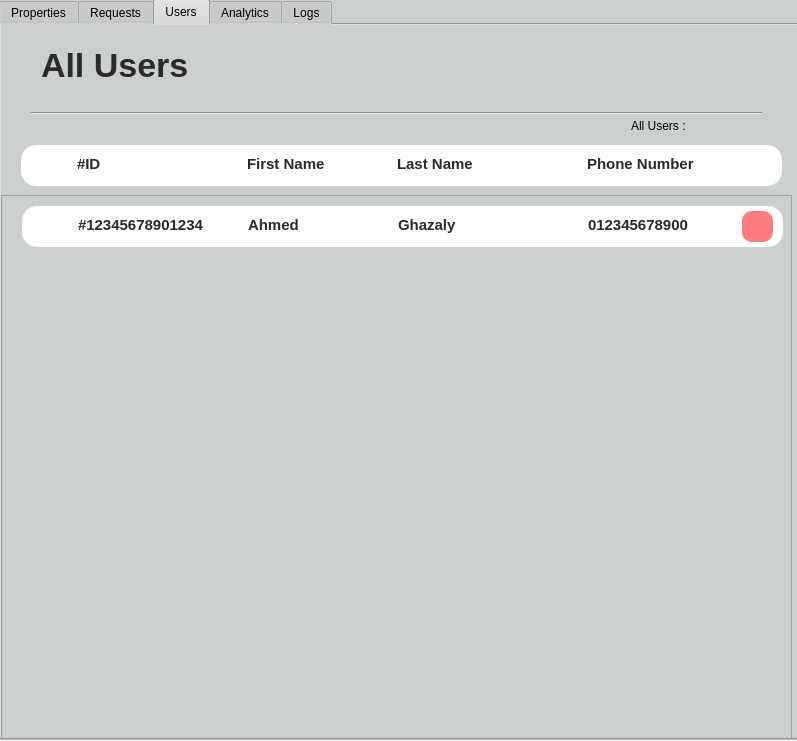
The window that Real-Estate-Portal/Dashboard.ui (RamyNasser4/Real-Estate-Portal) describes before a commit, drawn with Qt 5.
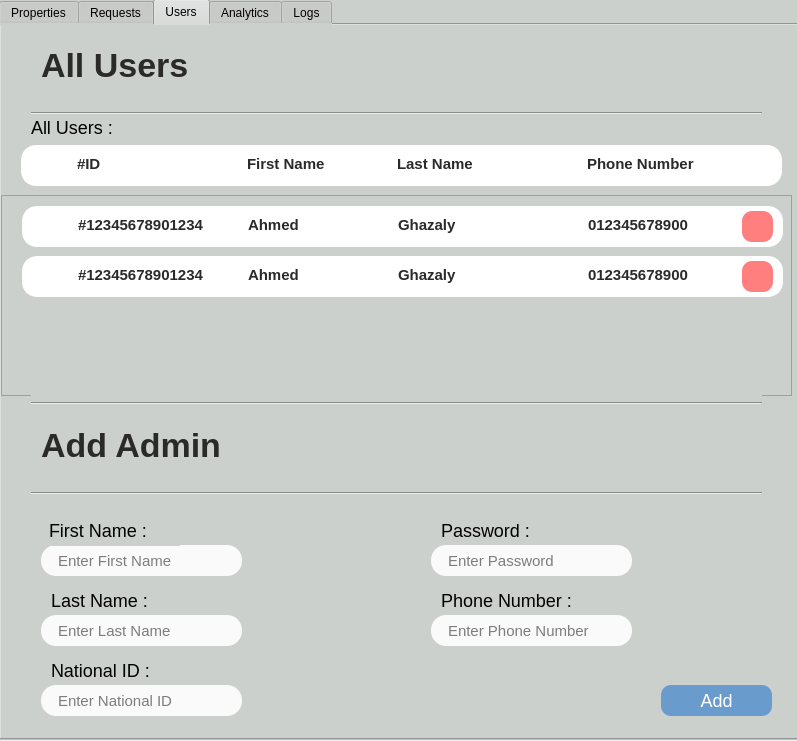
The same window after the commit. The open tabs and pages were chosen to show the change. Icons and pictures are not drawn.

Commit message: adding add user property in Dashboard.ui

```diff
--- a/Real-Estate-Portal/Dashboard.ui
+++ b/Real-Estate-Portal/Dashboard.ui
@@ -42,9 +42,24 @@
      <string notr="true">QWidget{
 color:black;
 }
-QFrame{
+QLabel{
+font-size:18px;
 
-}</string>
+
+}
+QLineEdit{
+		padding-left: 15px;
+		color:black;
+		background: #FAFAFA;
+		border: none;
+		border-radius:15px;
+		font-size:15px;
+		}
+
+
+
+
+</string>
     </property>
     <property name="currentIndex">
      <number>4</number>
@@ -996,7 +1011,7 @@
         <x>0</x>
         <y>170</y>
         <width>791</width>
-        <height>561</height>
+        <height>201</height>
        </rect>
       </property>
       <property name="widgetResizable">
@@ -1008,7 +1023,7 @@
          <x>0</x>
          <y>0</y>
          <width>789</width>
-         <height>559</height>
+         <height>199</height>
         </rect>
        </property>
        <widget class="QFrame" name="frame_4">
@@ -1143,6 +1158,138 @@
          </property>
         </widget>
        </widget>
+       <widget class="QFrame" name="frame_6">
+        <property name="geometry">
+         <rect>
+          <x>20</x>
+          <y>60</y>
+          <width>761</width>
+          <height>41</height>
+         </rect>
+        </property>
+        <property name="styleSheet">
+         <string notr="true">QFrame{
+  border-radius: 15px;
+  border: 2px solid white ;
+background-color:white;
+
+}
+QLabel
+{
+font-size:15px;
+font-weight:bold;
+color:#2B2A2A;
+}
+QPushButton{
+  border-radius: 10px;
+  background: #FF7F7F;
+color:white;
+
+
+
+}
+
+QPushButton:hover{
+background: #CCD0CD;
+color:Black;
+}
+
+</string>
+        </property>
+        <property name="frameShape">
+         <enum>QFrame::Shape::StyledPanel</enum>
+        </property>
+        <property name="frameShadow">
+         <enum>QFrame::Shadow::Raised</enum>
+        </property>
+        <widget class="QLabel" name="label_54">
+         <property name="geometry">
+          <rect>
+           <x>50</x>
+           <y>3</y>
+           <width>141</width>
+           <height>31</height>
+          </rect>
+         </property>
+         <property name="text">
+          <string>#12345678901234</string>
+         </property>
+        </widget>
+        <widget class="QLabel" name="label_55">
+         <property name="geometry">
+          <rect>
+           <x>220</x>
+           <y>3</y>
+           <width>141</width>
+           <height>31</height>
+          </rect>
+         </property>
+         <property name="text">
+          <string>Ahmed</string>
+         </property>
+        </widget>
+        <widget class="QLabel" name="label_56">
+         <property name="geometry">
+          <rect>
+           <x>370</x>
+           <y>3</y>
+           <width>171</width>
+           <height>31</height>
+          </rect>
+         </property>
+         <property name="text">
+          <string>Ghazaly</string>
+         </property>
+        </widget>
+        <widget class="QLabel" name="label_57">
+         <property name="geometry">
+          <rect>
+           <x>560</x>
+           <y>3</y>
+           <width>131</width>
+           <height>31</height>
+          </rect>
+         </property>
+         <property name="text">
+          <string>012345678900</string>
+         </property>
+        </widget>
+        <widget class="QPushButton" name="pushButton_5">
+         <property name="geometry">
+          <rect>
+           <x>720</x>
+           <y>5</y>
+           <width>31</width>
+           <height>31</height>
+          </rect>
+         </property>
+         <property name="text">
+          <string/>
+         </property>
+         <property name="icon">
+          <iconset theme="edit-delete"/>
+         </property>
+        </widget>
+        <widget class="QLabel" name="label_58">
+         <property name="geometry">
+          <rect>
+           <x>7</x>
+           <y>5</y>
+           <width>31</width>
+           <height>31</height>
+          </rect>
+         </property>
+         <property name="text">
+          <string/>
+         </property>
+         <property name="pixmap">
+          <pixmap>Assets/admin.png</pixmap>
+         </property>
+         <property name="scaledContents">
+          <bool>true</bool>
+         </property>
+        </widget>
+       </widget>
       </widget>
      </widget>
      <widget class="QFrame" name="frame_3">
@@ -1245,8 +1392,8 @@
      <widget class="QLabel" name="label_32">
       <property name="geometry">
        <rect>
-        <x>630</x>
-        <y>91</y>
+        <x>30</x>
+        <y>92</y>
         <width>131</width>
         <height>20</height>
        </rect>
@@ -1264,6 +1411,230 @@
        <string>All Users :</string>
       </property>
      </widget>
+     <widget class="Line" name="line_9">
+      <property name="geometry">
+       <rect>
+        <x>30</x>
+        <y>370</y>
+        <width>731</width>
+        <height>16</height>
+       </rect>
+      </property>
+      <property name="orientation">
+       <enum>Qt::Orientation::Horizontal</enum>
+      </property>
+     </widget>
+     <widget class="QLabel" name="label_48">
+      <property name="geometry">
+       <rect>
+        <x>40</x>
+        <y>390</y>
+        <width>221</width>
+        <height>61</height>
+       </rect>
+      </property>
+      <property name="styleSheet">
+       <string notr="true">QLabel
+{
+font-size:34px;
+font-weight:bold;
+color:#2B2A2A;
+}</string>
+      </property>
+      <property name="text">
+       <string>Add Admin</string>
+      </property>
+     </widget>
+     <widget class="QLineEdit" name="lineEdit">
+      <property name="geometry">
+       <rect>
+        <x>40</x>
+        <y>520</y>
+        <width>201</width>
+        <height>31</height>
+       </rect>
+      </property>
+      <property name="text">
+       <string/>
+      </property>
+      <property name="placeholderText">
+       <string>Enter First Name</string>
+      </property>
+     </widget>
+     <widget class="QLabel" name="label_49">
+      <property name="geometry">
+       <rect>
+        <x>48</x>
+        <y>490</y>
+        <width>131</width>
+        <height>31</height>
+       </rect>
+      </property>
+      <property name="text">
+       <string>First Name :</string>
+      </property>
+     </widget>
+     <widget class="QLabel" name="label_50">
+      <property name="geometry">
+       <rect>
+        <x>50</x>
+        <y>560</y>
+        <width>131</width>
+        <height>31</height>
+       </rect>
+      </property>
+      <property name="text">
+       <string>Last Name :</string>
+      </property>
+     </widget>
+     <widget class="QLineEdit" name="lineEdit_2">
+      <property name="geometry">
+       <rect>
+        <x>40</x>
+        <y>590</y>
+        <width>201</width>
+        <height>31</height>
+       </rect>
+      </property>
+      <property name="text">
+       <string/>
+      </property>
+      <property name="placeholderText">
+       <string>Enter Last Name</string>
+      </property>
+     </widget>
+     <widget class="QLabel" name="label_51">
+      <property name="geometry">
+       <rect>
+        <x>50</x>
+        <y>630</y>
+        <width>131</width>
+        <height>31</height>
+       </rect>
+      </property>
+      <property name="text">
+       <string>National ID :</string>
+      </property>
+     </widget>
+     <widget class="QLineEdit" name="lineEdit_3">
+      <property name="geometry">
+       <rect>
+        <x>40</x>
+        <y>660</y>
+        <width>201</width>
+        <height>31</height>
+       </rect>
+      </property>
+      <property name="text">
+       <string/>
+      </property>
+      <property name="placeholderText">
+       <string>Enter National ID</string>
+      </property>
+     </widget>
+     <widget class="QLabel" name="label_52">
+      <property name="geometry">
+       <rect>
+        <x>440</x>
+        <y>490</y>
+        <width>131</width>
+        <height>31</height>
+       </rect>
+      </property>
+      <property name="text">
+       <string>Password :</string>
+      </property>
+     </widget>
+     <widget class="QLineEdit" name="lineEdit_4">
+      <property name="geometry">
+       <rect>
+        <x>430</x>
+        <y>520</y>
+        <width>201</width>
+        <height>31</height>
+       </rect>
+      </property>
+      <property name="text">
+       <string/>
+      </property>
+      <property name="echoMode">
+       <enum>QLineEdit::EchoMode::Password</enum>
+      </property>
+      <property name="placeholderText">
+       <string>Enter Password</string>
+      </property>
+     </widget>
+     <widget class="QLabel" name="label_53">
+      <property name="geometry">
+       <rect>
+        <x>440</x>
+        <y>560</y>
+        <width>131</width>
+        <height>31</height>
+       </rect>
+      </property>
+      <property name="text">
+       <string>Phone Number :</string>
+      </property>
+     </widget>
+     <widget class="QLineEdit" name="lineEdit_5">
+      <property name="geometry">
+       <rect>
+        <x>430</x>
+        <y>590</y>
+        <width>201</width>
+        <height>31</height>
+       </rect>
+      </property>
+      <property name="text">
+       <string/>
+      </property>
+      <property name="placeholderText">
+       <string>Enter Phone Number</string>
+      </property>
+     </widget>
+     <widget class="QPushButton" name="pushButton_3">
+      <property name="geometry">
+       <rect>
+        <x>660</x>
+        <y>660</y>
+        <width>111</width>
+        <height>31</height>
+       </rect>
+      </property>
+      <property name="styleSheet">
+       <string notr="true">QPushButton{
+font-size:18px;
+  border-radius: 10px;
+  background: #699CCC;
+  color:white;
+
+
+
+}
+QPushButton:hover{
+background: white;
+color:Black;
+}
+</string>
+      </property>
+      <property name="text">
+       <string>Add</string>
+      </property>
+     </widget>
+     <widget class="Line" name="line_10">
+      <property name="geometry">
+       <rect>
+        <x>30</x>
+        <y>460</y>
+        <width>731</width>
+        <height>16</height>
+       </rect>
+      </property>
+      <property name="orientation">
+       <enum>Qt::Orientation::Horizontal</enum>
+      </property>
+     </widget>
     </widget>
     <widget class="QWidget" name="tab_2">
      <attribute name="title">
```
Left out of the diff: 8 changed lines with no effect on the pictures. The commit also changes 2 other files.
